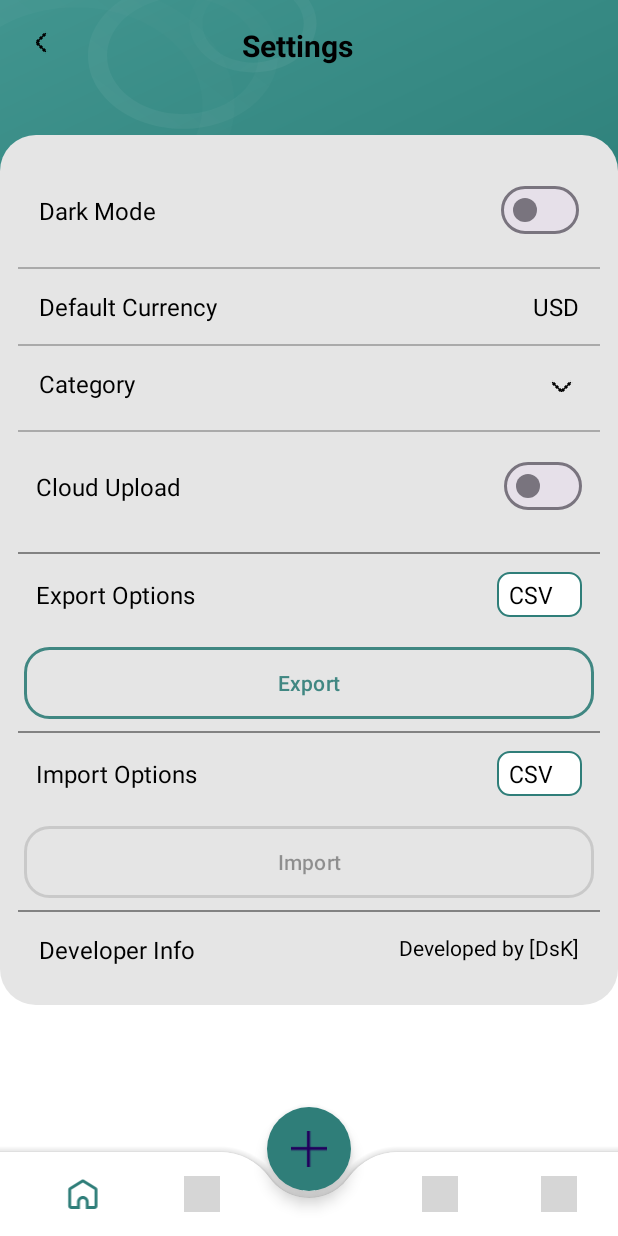
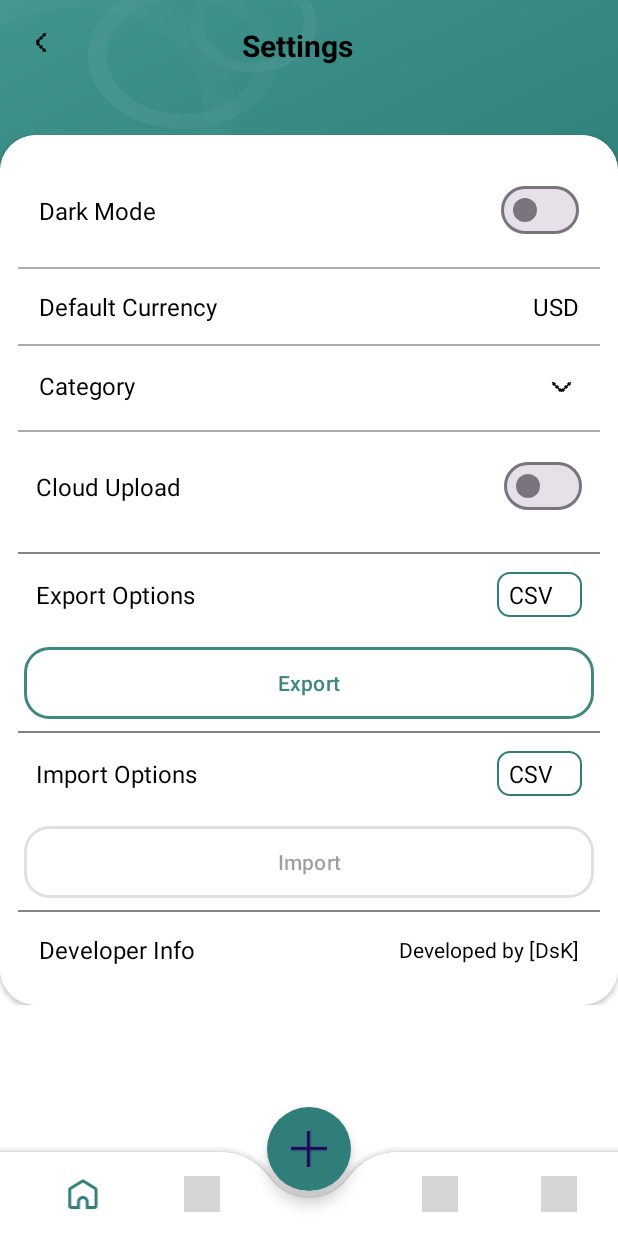
Before and after one commit to DSKarthikeyan/Expense-Tracker, an Android app: the SettingsFragment screen opened through its navigation route, on a phone screen of 412 x 824 dp. Run offline under Robolectric (Android 15) with nearby library versions, the phone set to English and light mode, and no system bars; our stand-ins replace navigation-ui; grey boxes are pictures that could not be loaded.

Commit message:
UI scroll Update for split screen

```diff
--- a/app/src/main/res/drawable/content_background.xml
+++ b/app/src/main/res/drawable/content_background.xml
@@ -13,7 +13,7 @@
     <item>
         <shape android:shape="rectangle">
             <corners android:radius="24dp" />
-            <solid android:color="@color/light_white" /> <!-- Background color -->
+            <solid android:color="@color/white" /> <!-- Background color -->
         </shape>
     </item>
 </layer-list>
--- a/app/src/main/res/layout/content_add_new_expense.xml
+++ b/app/src/main/res/layout/content_add_new_expense.xml
@@ -28,6 +28,7 @@
         android:layout_width="match_parent"
         android:layout_height="wrap_content"
         android:padding="20dp"
+        android:layout_marginTop="30dp"
         android:clipToPadding="false"
         app:layout_constraintTop_toBottomOf="@+id/headerBarLayout">
 
@@ -35,7 +36,7 @@
             android:id="@+id/addExpenseContentViewGroup"
             android:layout_width="match_parent"
             android:layout_height="0dp"
-            android:background="@drawable/content_background"
+            android:background="@drawable/card_background"
             app:cardCornerRadius="24dp"
             android:layout_marginBottom="20dp"
             app:cardElevation="2dp"
--- a/app/src/main/res/layout/fragment_settings.xml
+++ b/app/src/main/res/layout/fragment_settings.xml
@@ -27,14 +27,22 @@
         android:id="@+id/nested_scroll_view"
         android:layout_width="match_parent"
         android:layout_height="0dp"
+        android:layout_marginTop="30dp"
+        app:layout_constraintTop_toBottomOf="@id/headerBarLayout">
+
+        <androidx.cardview.widget.CardView
+            android:id="@+id/addExpenseCardContentView"
+            android:layout_width="match_parent"
+            android:layout_height="match_parent"
+            android:background="@color/white"
+            app:cardCornerRadius="24dp"
             app:layout_constraintTop_toBottomOf="@id/headerBarLayout">
 
             <androidx.constraintlayout.widget.ConstraintLayout
                 android:id="@+id/addExpenseContentView"
                 android:layout_width="match_parent"
                 android:layout_height="wrap_content"
-            android:layout_marginTop="30dp"
-            android:background="@drawable/content_background"
+                android:background="@color/white"
                 android:padding="12dp"
                 app:layout_constraintTop_toBottomOf="@id/headerBarLayout">
 
@@ -89,6 +97,7 @@
                         android:layout_height="wrap_content"
                         android:text="@string/text_default_currency"
                         android:textSize="16sp"
+                        app:layout_constraintBottom_toBottomOf="parent"
                         app:layout_constraintStart_toStartOf="parent"
                         app:layout_constraintTop_toTopOf="parent" />
 
@@ -98,6 +107,7 @@
                         android:layout_height="wrap_content"
                         android:text="@string/text_default_currency_value"
                         android:textSize="16sp"
+                        app:layout_constraintBottom_toBottomOf="parent"
                         app:layout_constraintEnd_toEndOf="parent"
                         app:layout_constraintTop_toTopOf="parent" />
 
@@ -126,6 +136,7 @@
                         android:layout_height="wrap_content"
                         android:text="Category"
                         android:textSize="16sp"
+                        app:layout_constraintBottom_toBottomOf="parent"
                         app:layout_constraintStart_toStartOf="parent"
                         app:layout_constraintTop_toTopOf="parent" />
 
@@ -135,6 +146,7 @@
                         android:layout_height="24dp"
                         android:layout_alignParentEnd="true"
                         android:src="@drawable/ic_arrow_down_24"
+                        app:layout_constraintBottom_toBottomOf="parent"
                         app:layout_constraintEnd_toEndOf="parent"
                         app:layout_constraintTop_toTopOf="parent" />
 
@@ -322,6 +334,7 @@
                         android:layout_height="wrap_content"
                         android:text="Developer Info"
                         android:textSize="16sp"
+                        app:layout_constraintBottom_toBottomOf="parent"
                         app:layout_constraintStart_toStartOf="parent"
                         app:layout_constraintTop_toTopOf="parent" />
 
@@ -331,9 +344,11 @@
                         android:layout_height="wrap_content"
                         android:text="Developed by [DsK]"
                         android:textSize="14sp"
+                        app:layout_constraintBottom_toBottomOf="parent"
                         app:layout_constraintEnd_toEndOf="parent"
                         app:layout_constraintTop_toTopOf="parent" />
                 </androidx.constraintlayout.widget.ConstraintLayout>
             </androidx.constraintlayout.widget.ConstraintLayout>
+        </androidx.cardview.widget.CardView>
     </androidx.core.widget.NestedScrollView>
 </androidx.constraintlayout.widget.ConstraintLayout>
```
Lines whose indentation alone changed are shown as unchanged.
